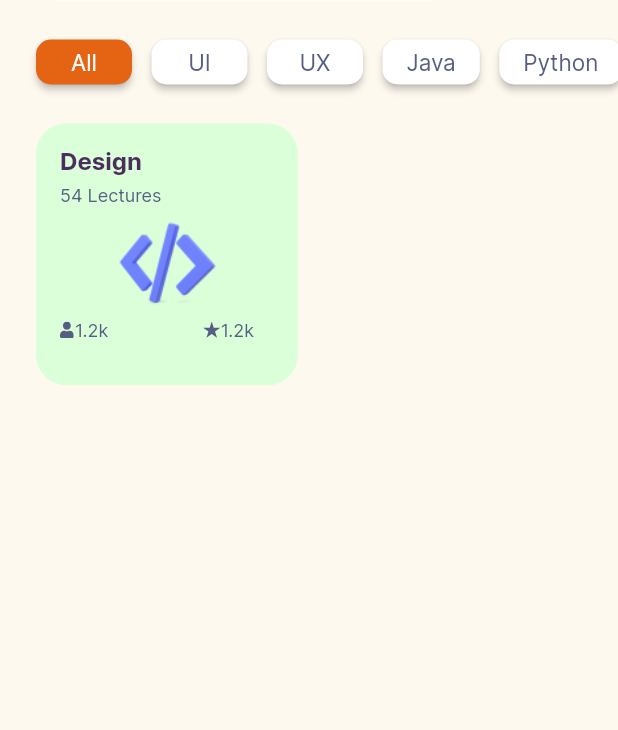
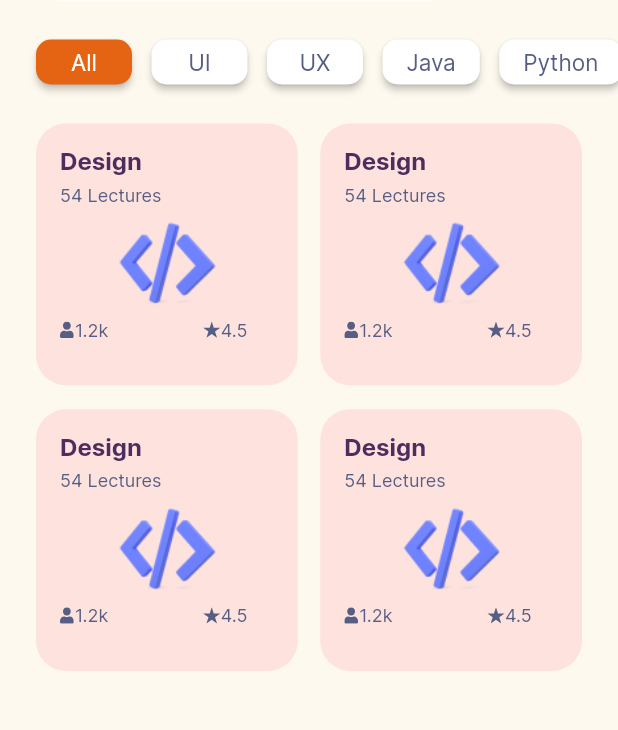
Before and after one commit to Dan-Y-Ko/Flutter-Dart-Playground, a Flutter app: the screen it shows after launch, on a phone screen of 412 x 824 dp, the part 382-1112 px from its top. Run offline on Flutter 3.47's test engine with Material 2 defaults, Android fonts, the phone set to English and light mode, and no system bars; our stand-ins replace flutter_svg.

Commit message:
create course card widget to take in different values

```diff
--- a/flutter/ui/education_app_ui/lib/widgets/home-screen/course-grid-view.dart
+++ b/flutter/ui/education_app_ui/lib/widgets/home-screen/course-grid-view.dart
@@ -14,12 +14,72 @@ class CourseGridView extends StatelessWidget {
         mainAxisSpacing: 16.0,
         crossAxisCount: 2,
         children: <Widget>[
-          Container(
+          CourseCard(
+            title: 'Design',
+            numLecture: 54,
+            imageUrl: 'assets/images/Code_perspective.png',
+            numStudents: '1.2k',
+            rating: 4.5,
+            color: 'FEE2DE',
+          ),
+          CourseCard(
+            title: 'Design',
+            numLecture: 54,
+            imageUrl: 'assets/images/Code_perspective.png',
+            numStudents: '1.2k',
+            rating: 4.5,
+            color: 'FEE2DE',
+          ),
+          CourseCard(
+            title: 'Design',
+            numLecture: 54,
+            imageUrl: 'assets/images/Code_perspective.png',
+            numStudents: '1.2k',
+            rating: 4.5,
+            color: 'FEE2DE',
+          ),
+          CourseCard(
+            title: 'Design',
+            numLecture: 54,
+            imageUrl: 'assets/images/Code_perspective.png',
+            numStudents: '1.2k',
+            rating: 4.5,
+            color: 'FEE2DE',
+          ),
+        ],
+      ),
+    );
+  }
+}
+
+class CourseCard extends StatelessWidget {
+  const CourseCard({
+    Key? key,
+    required this.title,
+    required this.numLecture,
+    required this.imageUrl,
+    required this.numStudents,
+    required this.rating,
+    required this.color,
+  }) : super(key: key);
+
+  final String title;
+  final int numLecture;
+  final String imageUrl;
+  final String numStudents;
+  final double rating;
+  final String color;
+
+  @override
+  Widget build(BuildContext context) {
+    return Container(
       height: 185.0,
       width: 156.0,
       decoration: BoxDecoration(
         borderRadius: BorderRadius.circular(20.0),
-              color: Color(0xFFDBFFD9),
+        color: Color(
+          int.parse('0xFF$color'),
+        ),
       ),
       child: Padding(
         padding: EdgeInsets.fromLTRB(16.0, 15.0, 16.0, 15.0),
@@ -27,7 +87,7 @@ class CourseGridView extends StatelessWidget {
           crossAxisAlignment: CrossAxisAlignment.start,
           children: [
             Text(
-                    'Design',
+              title,
               style: TextStyle(
                 color: Color(0xFF4D2C5E),
                 fontFamily: 'Inter700',
@@ -38,7 +98,7 @@ class CourseGridView extends StatelessWidget {
               height: 6.0,
             ),
             Text(
-                    '54 Lectures',
+              '$numLecture Lectures',
               style: TextStyle(
                 color: Color(0xFF575E83),
                 fontFamily: 'Inter400',
@@ -50,7 +110,7 @@ class CourseGridView extends StatelessWidget {
             ),
             Center(
               child: Image.asset(
-                      'assets/images/Code_perspective.png',
+                imageUrl,
                 height: 70.0,
                 width: 70.0,
               ),
@@ -59,7 +119,7 @@ class CourseGridView extends StatelessWidget {
               children: [
                 SvgPicture.asset('assets/images/fa-solid_user.svg'),
                 Text(
-                        '1.2k',
+                  numStudents,
                   style: TextStyle(
                     color: Color(0xFF575E83),
                     fontFamily: 'Inter400',
@@ -71,7 +131,7 @@ class CourseGridView extends StatelessWidget {
                 ),
                 SvgPicture.asset('assets/images/Star.svg'),
                 Text(
-                        '1.2k',
+                  '$rating',
                   style: TextStyle(
                     color: Color(0xFF575E83),
                     fontFamily: 'Inter400',
@@ -83,9 +143,6 @@ class CourseGridView extends StatelessWidget {
           ],
         ),
       ),
-          ),
-        ],
-      ),
     );
   }
 }
```
Lines whose indentation alone changed are shown as unchanged.
